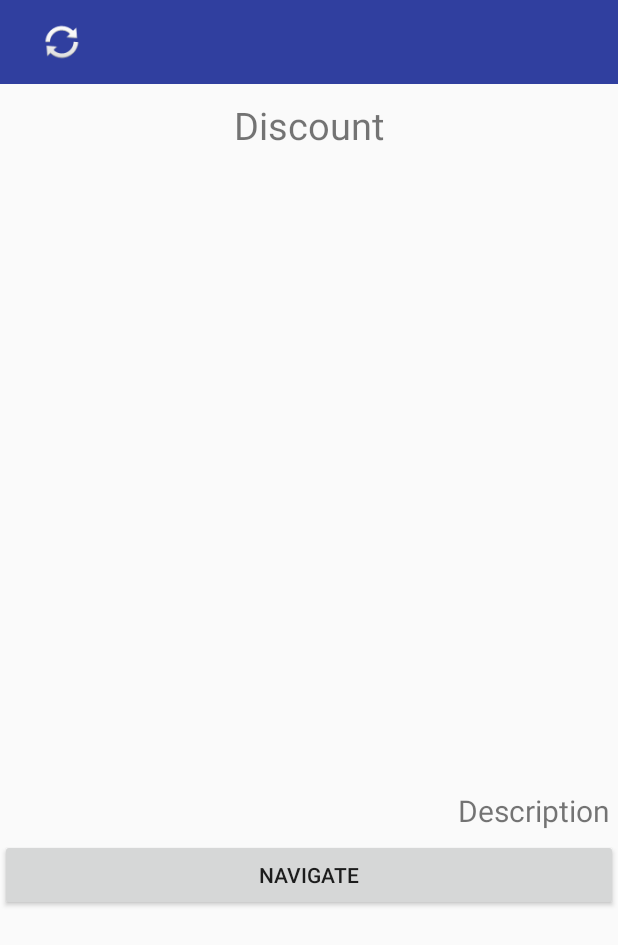
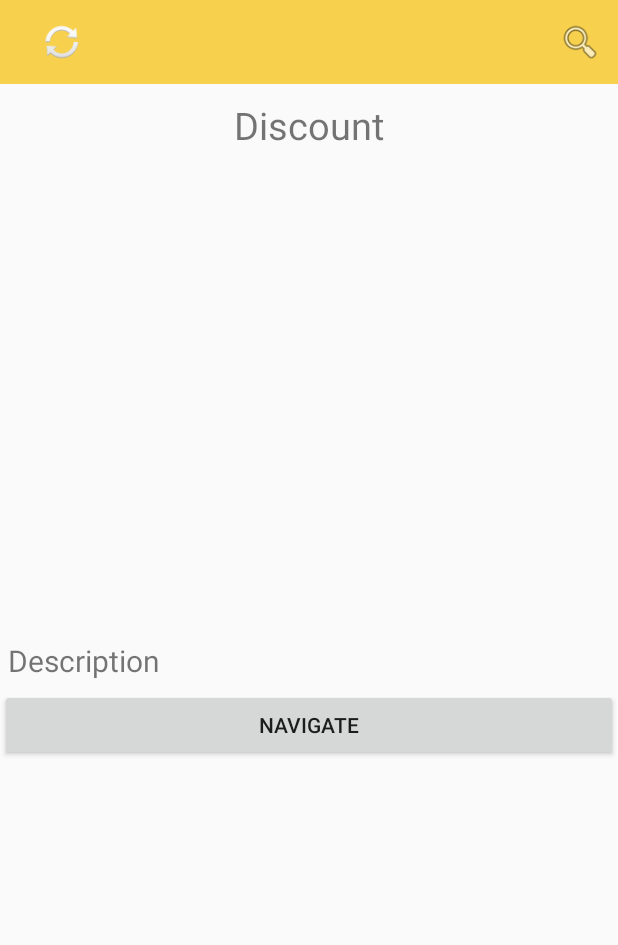
Before and after one commit to shubhamdani-weboniselab/Mall-Adevertisement-Project, an Android app: the DetailOfferViewActivity screen opened directly, with no data from a screen before it, after a tap on an icon or button, on a phone screen of 412 x 824 dp. Shown: the top 945 px of the screen. Run offline under Robolectric (Android 15) with nearby library versions, the phone set to English and light mode, and no system bars; pictures from the network do not load; 6 statements that could not run were skipped.

```diff
--- a/MallAdvertisementProject/app/build.gradle
+++ b/MallAdvertisementProject/app/build.gradle
@@ -31,4 +31,5 @@ dependencies {
     compile 'com.squareup.picasso:picasso:2.5.2'
     compile 'com.google.android.gms:play-services-location:6.5.87'
     compile 'com.google.android.gms:play-services:7.5.+'
+    compile 'de.hdodenhof:circleimageview:1.3.0'
 }
--- a/MallAdvertisementProject/app/src/main/java/adapters/RecycleViewAdapter.java
+++ b/MallAdvertisementProject/app/src/main/java/adapters/RecycleViewAdapter.java
@@ -69,7 +69,7 @@ public class RecycleViewAdapter extends RecyclerView.Adapter<RecycleViewAdapter.
 
             }
         });
-        Picasso.with(context).load(urls[position]).into(viewHolder.productImage);
+        Picasso.with(context).load(urls[position]).noFade().into(viewHolder.productImage);
     }
 
     private void startActivity(int position, ViewHolder viewHolder) {
--- a/MallAdvertisementProject/app/src/main/java/com/webonise/malladvertisementproject/SplashActivity.java
+++ b/MallAdvertisementProject/app/src/main/java/com/webonise/malladvertisementproject/SplashActivity.java
@@ -64,7 +64,7 @@ public class SplashActivity extends Activity {
                 }
 
                 //later put the jsonObject in intent
-                Intent startMainScreen = new Intent(SplashActivity.this, OffersListActivity.class).putExtra(Constants.JSON_RESPONSE, jsonObject.toString());
+                Intent startMainScreen = new Intent(SplashActivity.this, OffersListActivity.class).putExtra(Constants.JSON_RESPONSE, Constants.TEMP_JSON_RESPONSE);
                 startActivity(startMainScreen);
                 progressDialog.dismiss();
 
@@ -73,9 +73,9 @@ public class SplashActivity extends Activity {
             @Override
             public void onErrorResponse(VolleyError volleyError) {
                 Log.e("VOLLEY ERROR", "");
-                Toast.makeText(getBaseContext(), "Check Internet Connectivity", Toast.LENGTH_LONG).show();
+                Toast.makeText(getBaseContext(), getString(R.string.internet_connectivity), Toast.LENGTH_LONG).show();
                 progressDialog.dismiss();
-                finish();
+//                finish();
             }
         });
     }
--- a/MallAdvertisementProject/app/src/main/res/layout/detail_offer_view_activity.xml
+++ b/MallAdvertisementProject/app/src/main/res/layout/detail_offer_view_activity.xml
@@ -1,24 +1,20 @@
 <?xml version="1.0" encoding="utf-8"?>
 
-<ScrollView
-    android:layout_width="match_parent"
-    android:layout_height="wrap_content"
-    xmlns:android="http://schemas.android.com/apk/res/android">
 
 <RelativeLayout xmlns:android="http://schemas.android.com/apk/res/android"
     android:id="@+id/container"
     android:layout_width="match_parent"
-        android:layout_height="wrap_content">
+
+    android:layout_height="match_parent">
 
     <include layout="@layout/toolbar" />
 
-        <RelativeLayout xmlns:android="http://schemas.android.com/apk/res/android"
-            android:layout_width="match_parent"
-            android:layout_below="@+id/toolbar"
-            android:layout_height="wrap_content">
+
+
 
     <TextView
         android:id="@+id/tvDiscount"
+        android:layout_below="@+id/toolbar"
         android:layout_width="match_parent"
         android:layout_height="wrap_content"
         android:text="@string/discount"
@@ -26,13 +22,13 @@
         android:layout_margin="10dp"
         android:textSize="25dp" />
 
-            <utils.TouchHighlightImageButton
+    <ImageView
         android:id="@+id/detailImage"
         android:layout_below="@id/tvDiscount"
-                android:layout_width="match_parent"
-                android:layout_height="400dp"
+        android:layout_width="200dp"
+        android:layout_height="300dp"
         android:layout_centerHorizontal="true"
-                android:src="@drawable/image_not_available"
+        android:src="@drawable/splash_image"
         android:layout_margin="5dp" />
 
 
@@ -41,9 +37,10 @@
         android:layout_width="wrap_content"
         android:layout_height="wrap_content"
         android:text="@string/description"
-                android:layout_alignParentRight="true"
+        android:layout_alignParentLeft="true"
         android:layout_below="@id/detailImage"
         android:layout_margin="5dp" />
+
 
     <Button
         android:id="@+id/btnNavigate"
@@ -52,13 +49,13 @@
         android:layout_height="wrap_content"
         android:text="navigate" />
 
-        </RelativeLayout>
-
     <ImageView
         android:layout_centerInParent="true"
         android:id="@+id/expandedImage"
         android:layout_width="match_parent"
-            android:layout_height="match_parent"
+        android:layout_height="fill_parent"
+        android:scaleType="fitXY"
         android:visibility="invisible" />
+
+
 </RelativeLayout>
-</ScrollView>
--- a/MallAdvertisementProject/app/src/main/res/layout/toolbar.xml
+++ b/MallAdvertisementProject/app/src/main/res/layout/toolbar.xml
@@ -6,7 +6,7 @@
     android:layout_height="wrap_content"
     android:background="?attr/colorPrimary"
     android:theme="@style/ThemeOverlay.AppCompat.Dark.ActionBar"
-    tools:showIn="@layout/activity_main" >
+    tools:showIn="@layout/activity_main">
 
     <RelativeLayout
         android:id="@+id/toolbarContainer"
@@ -16,12 +16,20 @@
 
         <ImageView
             android:id="@+id/toolbarRefresh"
+
             android:layout_width="40dp"
             android:layout_height="40dp"
             android:src="@android:drawable/ic_popup_sync"
             android:layout_alignParentLeft="true"
-         android:layout_margin="5dp"
-         />
+            android:layout_margin="5dp" />
+
+        <ImageView
+            android:id="@+id/toolbarSearch"
+            android:layout_width="40dp"
+            android:layout_height="40dp"
+            android:src="@android:drawable/ic_menu_search"
+            android:layout_alignParentEnd="true"
+            android:layout_margin="5dp" />
     </RelativeLayout>
 
 
--- a/MallAdvertisementProject/app/src/main/res/values-v21/styles.xml
+++ b/MallAdvertisementProject/app/src/main/res/values-v21/styles.xml
@@ -7,5 +7,6 @@
         <item name="android:windowAllowReturnTransitionOverlap">true</item>
         <item name="android:windowSharedElementEnterTransition">@android:transition/move</item>
         <item name="android:windowSharedElementExitTransition">@android:transition/move</item>
+        <item name="android:navigationBarColor">@color/colorPrimary</item>
     </style>
 </resources>
--- a/MallAdvertisementProject/app/src/main/res/values/colors.xml
+++ b/MallAdvertisementProject/app/src/main/res/values/colors.xml
@@ -1,8 +1,8 @@
 <?xml version="1.0" encoding="utf-8"?>
 
 <resources>
-    <color name="colorPrimary">#ff303f9f</color>
-    <color name="colorPrimaryDark">#ff1a237e</color>
+    <color name="colorPrimary">#fff7d14e</color>
+    <color name="colorPrimaryDark">#ffffba09</color>
     <color name="textColorPrimary">#FFFFFF</color>
     <color name="windowBackground">#ff9fa8da</color>
     <color name="navigationBarColor">#ff303f9f</color>
--- a/MallAdvertisementProject/app/src/main/res/values/strings.xml
+++ b/MallAdvertisementProject/app/src/main/res/values/strings.xml
@@ -13,5 +13,6 @@
     <string name="discount_text">10% Discount</string>
     <string name="discount">Discount</string>
     <string name="description">Description</string>
+    <string name="internet_connectivity">Check Internet Connectivity</string>
 
 </resources>
--- a/MallAdvertisementProject/app/src/main/res/values/styles.xml
+++ b/MallAdvertisementProject/app/src/main/res/values/styles.xml
@@ -11,6 +11,7 @@
         <item name="colorPrimary">@color/colorPrimary</item>
         <item name="colorPrimaryDark">@color/colorPrimaryDark</item>
         <item name="colorAccent">@color/colorAccent</item>
+
     </style>
 
 </resources>
```
Also changed, not shown: MallAdvertisementProject/app/src/main/java/adapters/ViewPagerAdapter.java (added, +57 -0 lines), MallAdvertisementProject/app/src/main/java/com/webonise/malladvertisementproject/JsonDataParser.java (+12 -2 lines), MallAdvertisementProject/app/src/main/java/com/webonise/malladvertisementproject/OffersListActivity.java (+40 -11 lines), MallAdvertisementProject/app/src/main/java/utils/Constants.java (+5 -4 lines), MallAdvertisementProject/app/src/main/res/layout/activity_main.xml (deleted, +0 -16 lines), MallAdvertisementProject/app/src/main/res/layout/cards.xml (+33 -17 lines), MallAdvertisementProject/app/src/main/res/layout/offer_list_activity.xml (+24 -20 lines), MallAdvertisementProject/app/src/main/res/layout/view_pager_layout.xml (added, +23 -0 lines). Lines whose indentation alone changed are shown as unchanged.
